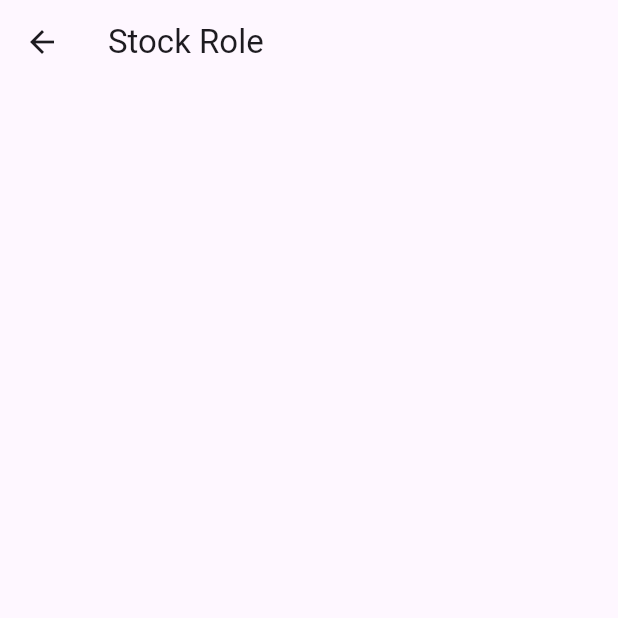
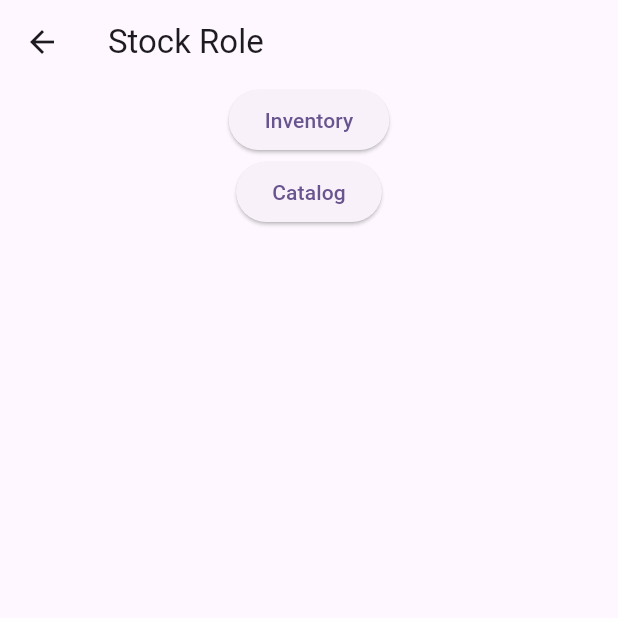
Before and after one commit to igorbasko01/pizza-coop, a Flutter app: the screen it shows after launch, after a tap on "Stock Role", on a phone screen of 412 x 824 dp, the top half of it. Run offline on Flutter 3.47's test engine with Material 2 defaults, Android fonts, the light colour scheme and no system bars; our stand-ins replace flutter_bloc.

Commit message:
Stock role page view (#41)

```diff
--- a/lib/presentation/stock_role_page.dart
+++ b/lib/presentation/stock_role_page.dart
@@ -18,7 +18,41 @@ class StockRolePage extends StatelessWidget {
               catalog: IngredientsCatalog(),
               stock: IngredientsStock(),
               wallet: Wallet())),
-      child: const IngredientsStockPageView(),
+      child: const StockRolePageView(),
     );
   }
 }
+
+class StockRolePageView extends StatelessWidget {
+  const StockRolePageView({Key? key}) : super(key: key);
+
+  @override
+  Widget build(BuildContext context) {
+    return Scaffold(
+      appBar: AppBar(title: const Text('Stock Role')),
+      body: Center(
+          child: Column(
+        children: [
+          ElevatedButton(
+            child: const Text('Inventory'),
+            onPressed: () {
+              Navigator.push(context, MaterialPageRoute(builder: (_) {
+                return BlocProvider.value(
+                    value: BlocProvider.of<StockRoleBloc>(context),
+                    child: const IngredientsStockPageView());
+              }));
+            },
+          ),
+          ElevatedButton(
+            child: const Text('Catalog'),
+            onPressed: () {
+              const snackBar =
+                  SnackBar(content: Text('Catalog under construction'));
+              ScaffoldMessenger.of(context).showSnackBar(snackBar);
+            },
+          ),
+        ],
+      )),
+    );
+  }
+}
```
Also changed, not shown: 1 other file.
